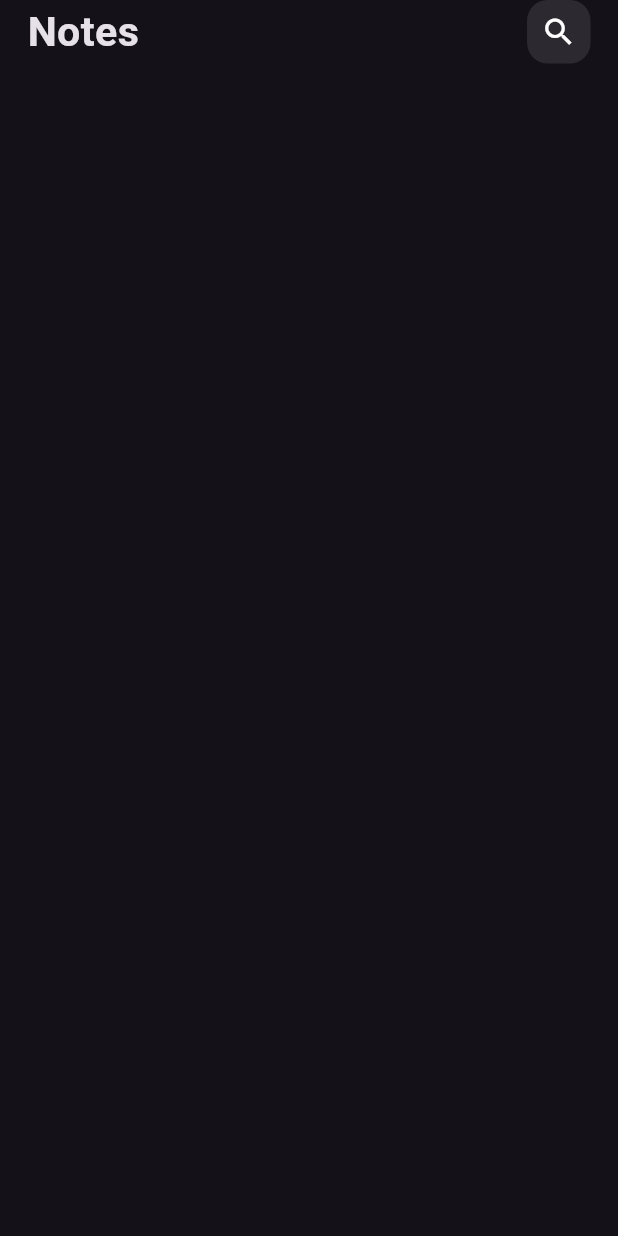
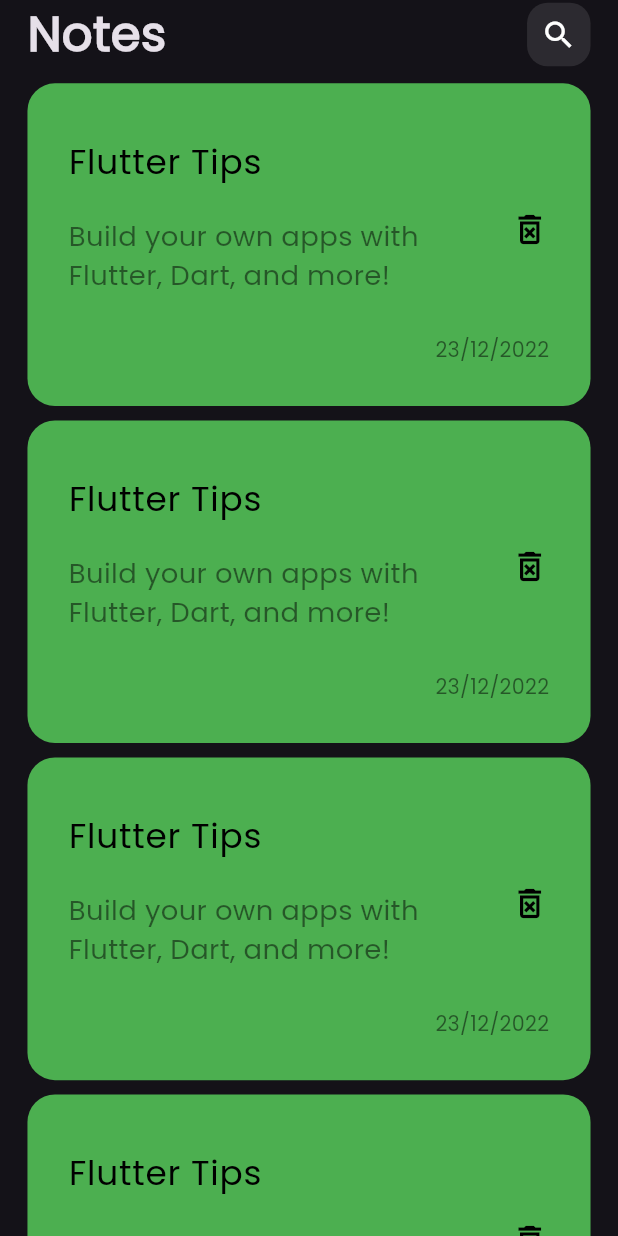
Before and after one commit to itiswd/Hive-NoteApp, a Flutter app: the screen it shows after launch, on a phone screen of 412 x 824 dp. Run offline on Flutter 3.47's test engine with Material 3 defaults, Android fonts, the light colour scheme and no system bars; our stand-ins replace flutter_screenutil.

Commit message:
Add Poppins font and update UI styles
- Added Poppins-Regular.ttf font file to assets.
- Updated `AppConstants` to include vertical padding.
- Modified `AppStyles` to adjust text sizes and colors.
- Set the default font family to Poppins in the app theme.
- Implemented `NoteItem` widget for displaying notes.
- Updated `HomeViewBody` to include a list of `NoteItem` widgets.
- Configured Poppins font in `pubspec.yaml`.

```diff
--- a/lib/core/app_constants.dart
+++ b/lib/core/app_constants.dart
@@ -2,4 +2,5 @@
 
 class AppConstants {
   static double kHorizontalPadding = 16.0.w;
+  static double kVerticalPadding = 16.0.h;
 }
--- a/lib/core/app_styles.dart
+++ b/lib/core/app_styles.dart
@@ -1,21 +1,25 @@
 import 'package:flutter/material.dart';
 import 'package:flutter_screenutil/flutter_screenutil.dart';
+import 'package:hive_note/core/app_colors.dart';
 
 class AppStyles {
   static TextStyle header = TextStyle(
     fontWeight: FontWeight.w600,
-    fontSize: 24.sp,
+    fontSize: 28.sp,
   );
   static TextStyle title = TextStyle(
     fontWeight: FontWeight.w500,
     fontSize: 20.sp,
+    color: AppColors.black,
   );
   static TextStyle body = TextStyle(
     fontWeight: FontWeight.w400,
     fontSize: 16.sp,
+    color: AppColors.black.withOpacity(0.5),
   );
   static TextStyle date = TextStyle(
     fontWeight: FontWeight.w300,
     fontSize: 12.sp,
+    color: AppColors.black.withOpacity(0.5),
   );
 }
--- a/lib/main.dart
+++ b/lib/main.dart
@@ -24,9 +24,7 @@
       splitScreenMode: true,
       builder: (context, child) {
         return MaterialApp(
-          theme: ThemeData(
-            brightness: Brightness.dark,
-          ),
+          theme: ThemeData(brightness: Brightness.dark, fontFamily: 'Poppins'),
           debugShowCheckedModeBanner: false,
           home: const HomeView(),
         );
--- a/lib/views/widgets/home_view_body.dart
+++ b/lib/views/widgets/home_view_body.dart
@@ -1,6 +1,8 @@
 import 'package:flutter/material.dart';
+import 'package:flutter_screenutil/flutter_screenutil.dart';
 import 'package:hive_note/core/app_constants.dart';
 import 'package:hive_note/views/widgets/home_app_bar.dart';
+import 'package:hive_note/views/widgets/note_item.dart';
 
 class HomeViewBody extends StatelessWidget {
   const HomeViewBody({super.key});
@@ -12,8 +14,22 @@
         padding: EdgeInsets.symmetric(
           horizontal: AppConstants.kHorizontalPadding,
         ),
-        child: const Column(
-          children: [HomeAppBar()],
+        child: Column(
+          children: [
+            const HomeAppBar(),
+            Expanded(
+              child: ListView.builder(
+                padding: EdgeInsets.only(top: 8.0.h),
+                itemCount: 10,
+                itemBuilder: (context, index) {
+                  return Padding(
+                    padding: EdgeInsets.only(bottom: 8.0.h),
+                    child: const NoteItem(),
+                  );
+                },
+              ),
+            )
+          ],
         ),
       ),
     );
--- /dev/null
+++ b/lib/views/widgets/note_item.dart
@@ -0,0 +1,55 @@
+import 'package:flutter/material.dart';
+import 'package:flutter_screenutil/flutter_screenutil.dart';
+import 'package:hive_note/core/app_colors.dart';
+import 'package:hive_note/core/app_constants.dart';
+import 'package:hive_note/core/app_styles.dart';
+
+class NoteItem extends StatelessWidget {
+  const NoteItem({
+    super.key,
+  });
+
+  @override
+  Widget build(BuildContext context) {
+    return Container(
+      padding: EdgeInsets.all(24.0.r),
+      decoration: BoxDecoration(
+        borderRadius: BorderRadius.circular(16.0.r),
+        color: AppColors.green,
+      ),
+      child: Column(
+        crossAxisAlignment: CrossAxisAlignment.end,
+        children: [
+          ListTile(
+            contentPadding: const EdgeInsets.all(0),
+            title: Text(
+              'Flutter Tips',
+              style: AppStyles.title,
+            ),
+            subtitle: Padding(
+              padding:
+                  EdgeInsets.symmetric(vertical: AppConstants.kVerticalPadding),
+              child: Text(
+                'Build your own apps with Flutter, Dart, and more!',
+                style: AppStyles.body,
+              ),
+            ),
+            trailing: InkWell(
+              borderRadius: BorderRadius.circular(16.0.r),
+              onTap: () {},
+              child: const Icon(
+                Icons.delete_forever_outlined,
+                size: 26,
+                color: AppColors.black,
+              ),
+            ),
+          ),
+          Text(
+            '23/12/2022',
+            style: AppStyles.date,
+          ),
+        ],
+      ),
+    );
+  }
+}
```
Also changed, not shown: pubspec.yaml (+5 -12 lines), assets/fonts/Poppins-Regular.ttf (added).
